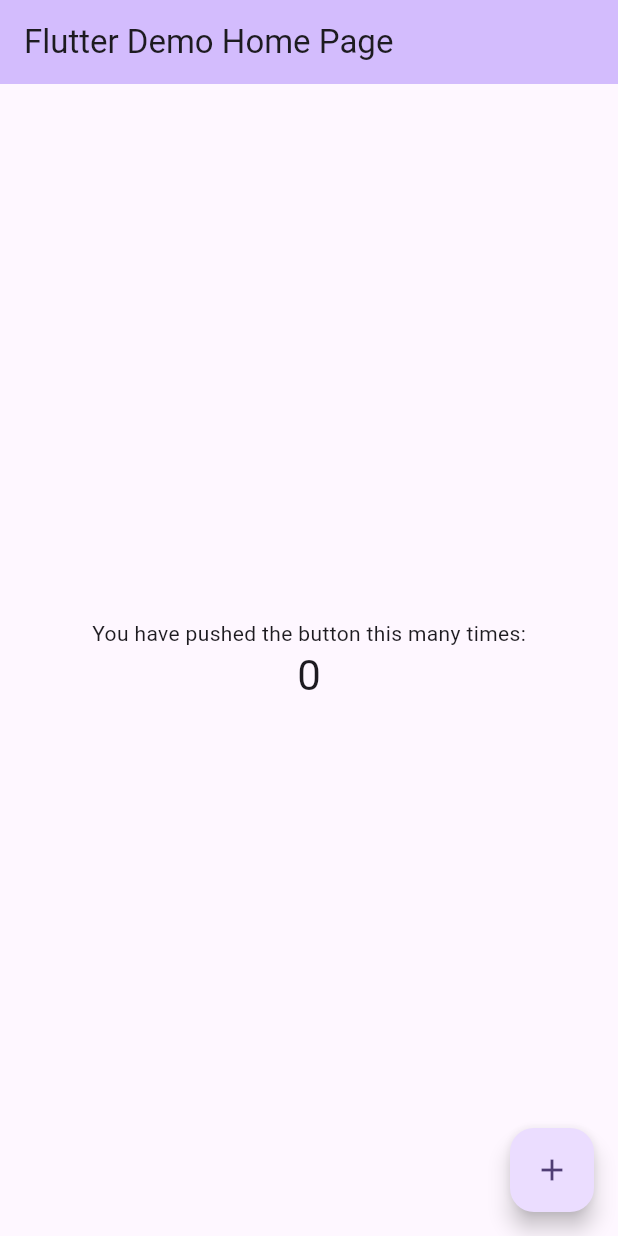
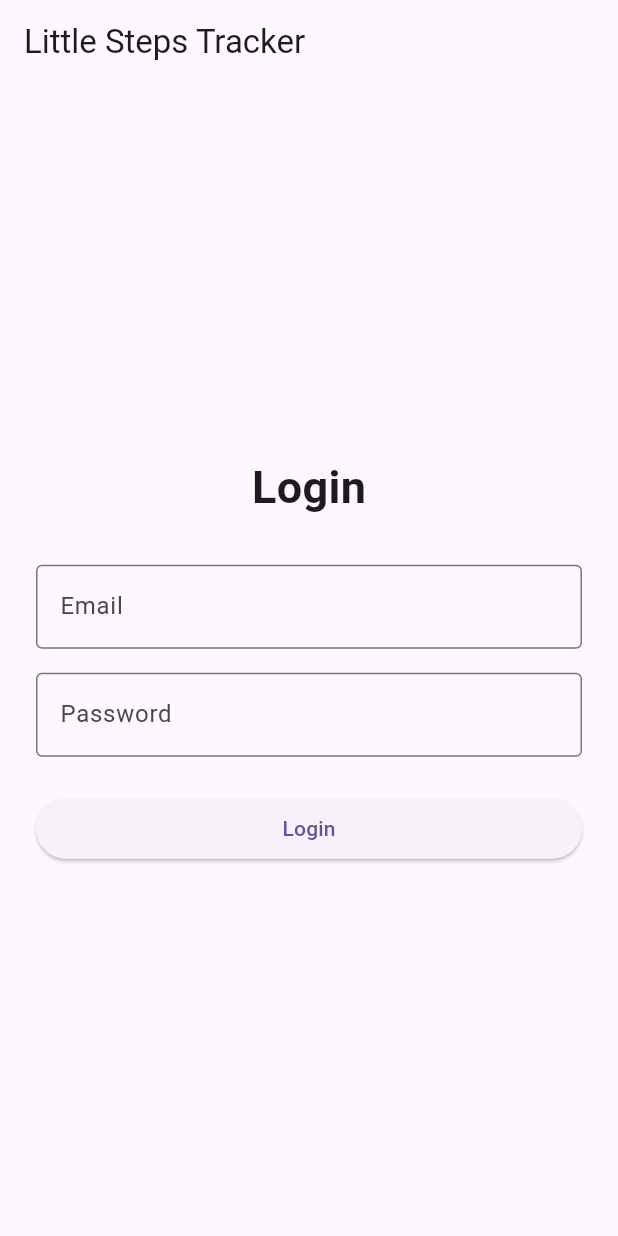
Before and after one commit to subha19012005/Little-Steps-Tracker-, a Flutter app: the screen it shows after launch, on a phone screen of 412 x 824 dp. Run offline on Flutter 3.47's test engine with Material 3 defaults, Android fonts, the phone set to English and light mode, and no system bars; our stand-ins replace firebase_auth, firebase_core; accounts and stored records are empty.

Commit message:
Add Firebase authentication and login flow

```diff
--- a/mobile/lib/main.dart
+++ b/mobile/lib/main.dart
@@ -1,122 +1,33 @@
+import 'package:firebase_core/firebase_core.dart';
 import 'package:flutter/material.dart';
 
-void main() {
-  runApp(const MyApp());
+import 'firebase_options.dart';
+import 'screens/login_screen.dart';
+import 'screens/home_screen.dart';
+
+Future<void> main() async {
+  WidgetsFlutterBinding.ensureInitialized();
+
+  await Firebase.initializeApp(
+    options: DefaultFirebaseOptions.currentPlatform,
+  );
+
+  runApp(const LittleStepsApp());
 }
 
-class MyApp extends StatelessWidget {
-  const MyApp({super.key});
+class LittleStepsApp extends StatelessWidget {
+  const LittleStepsApp({super.key});
 
-  // This widget is the root of your application.
   @override
   Widget build(BuildContext context) {
     return MaterialApp(
-      title: 'Flutter Demo',
-      theme: ThemeData(
-        // This is the theme of your application.
-        //
-        // TRY THIS: Try running your application with "flutter run". You'll see
-        // the application has a purple toolbar. Then, without quitting the app,
-        // try changing the seedColor in the colorScheme below to Colors.green
-        // and then invoke "hot reload" (save your changes or press the "hot
-        // reload" button in a Flutter-supported IDE, or press "r" if you used
-        // the command line to start the app).
-        //
-        // Notice that the counter didn't reset back to zero; the application
-        // state is not lost during the reload. To reset the state, use hot
-        // restart instead.
-        //
-        // This works for code too, not just values: Most code changes can be
-        // tested with just a hot reload.
-        colorScheme: .fromSeed(seedColor: Colors.deepPurple),
-      ),
-      home: const MyHomePage(title: 'Flutter Demo Home Page'),
+      debugShowCheckedModeBanner: false,
+      title: 'Little Steps Tracker',
+      initialRoute: '/login',
+      routes: {
+        '/login': (context) => const LoginScreen(),
+        '/home': (context) => const HomeScreen(),
+      },
     );
   }
 }
-
-class MyHomePage extends StatefulWidget {
-  const MyHomePage({super.key, required this.title});
-
-  // This widget is the home page of your application. It is stateful, meaning
-  // that it has a State object (defined below) that contains fields that affect
-  // how it looks.
-
-  // This class is the configuration for the state. It holds the values (in this
-  // case the title) provided by the parent (in this case the App widget) and
-  // used by the build method of the State. Fields in a Widget subclass are
-  // always marked "final".
-
-  final String title;
-
-  @override
-  State<MyHomePage> createState() => _MyHomePageState();
-}
-
-class _MyHomePageState extends State<MyHomePage> {
-  int _counter = 0;
-
-  void _incrementCounter() {
-    setState(() {
-      // This call to setState tells the Flutter framework that something has
-      // changed in this State, which causes it to rerun the build method below
-      // so that the display can reflect the updated values. If we changed
-      // _counter without calling setState(), then the build method would not be
-      // called again, and so nothing would appear to happen.
-      _counter++;
-    });
-  }
-
-  @override
-  Widget build(BuildContext context) {
-    // This method is rerun every time setState is called, for instance as done
-    // by the _incrementCounter method above.
-    //
-    // The Flutter framework has been optimized to make rerunning build methods
-    // fast, so that you can just rebuild anything that needs updating rather
-    // than having to individually change instances of widgets.
-    return Scaffold(
-      appBar: AppBar(
-        // TRY THIS: Try changing the color here to a specific color (to
-        // Colors.amber, perhaps?) and trigger a hot reload to see the AppBar
-        // change color while the other colors stay the same.
-        backgroundColor: Theme.of(context).colorScheme.inversePrimary,
-        // Here we take the value from the MyHomePage object that was created by
-        // the App.build method, and use it to set our appbar title.
-        title: Text(widget.title),
-      ),
-      body: Center(
-        // Center is a layout widget. It takes a single child and positions it
-        // in the middle of the parent.
-        child: Column(
-          // Column is also a layout widget. It takes a list of children and
-          // arranges them vertically. By default, it sizes itself to fit its
-          // children horizontally, and tries to be as tall as its parent.
-          //
-          // Column has various properties to control how it sizes itself and
-          // how it positions its children. Here we use mainAxisAlignment to
-          // center the children vertically; the main axis here is the vertical
-          // axis because Columns are vertical (the cross axis would be
-          // horizontal).
-          //
-          // TRY THIS: Invoke "debug painting" (choose the "Toggle Debug Paint"
-          // action in the IDE, or press "p" in the console), to see the
-          // wireframe for each widget.
-          mainAxisAlignment: .center,
-          children: [
-            const Text('You have pushed the button this many times:'),
-            Text(
-              '$_counter',
-              style: Theme.of(context).textTheme.headlineMedium,
-            ),
-          ],
-        ),
-      ),
-      floatingActionButton: FloatingActionButton(
-        onPressed: _incrementCounter,
-        tooltip: 'Increment',
-        child: const Icon(Icons.add),
-      ),
-    );
-  }
-}
--- /dev/null
+++ b/mobile/lib/screens/login_screen.dart
@@ -0,0 +1,121 @@
+import 'package:firebase_auth/firebase_auth.dart';
+import 'package:flutter/material.dart';
+
+class LoginScreen extends StatefulWidget {
+  const LoginScreen({super.key});
+
+  @override
+  State<LoginScreen> createState() => _LoginScreenState();
+}
+
+class _LoginScreenState extends State<LoginScreen> {
+  final emailController = TextEditingController();
+  final passwordController = TextEditingController();
+
+  bool isLoading = false;
+
+  Future<void> login() async {
+    setState(() {
+      isLoading = true;
+    });
+
+    try {
+      await FirebaseAuth.instance.signInWithEmailAndPassword(
+        email: emailController.text.trim(),
+        password: passwordController.text.trim(),
+      );
+
+      if (!mounted) return;
+
+      // Login successful → go to Home Screen
+      Navigator.pushReplacementNamed(context, '/home');
+    } on FirebaseAuthException catch (e) {
+      String message = 'Login failed';
+
+      if (e.code == 'user-not-found') {
+        message = 'No account found with this email.';
+      } else if (e.code == 'wrong-password') {
+        message = 'Incorrect password.';
+      } else if (e.code == 'invalid-credential') {
+        message = 'Invalid email or password.';
+      }
+
+      if (!mounted) return;
+
+      ScaffoldMessenger.of(context).showSnackBar(
+        SnackBar(content: Text(message)),
+      );
+    } finally {
+      if (mounted) {
+        setState(() {
+          isLoading = false;
+        });
+      }
+    }
+  }
+
+  @override
+  void dispose() {
+    emailController.dispose();
+    passwordController.dispose();
+    super.dispose();
+  }
+
+  @override
+  Widget build(BuildContext context) {
+    return Scaffold(
+      appBar: AppBar(
+        title: const Text('Little Steps Tracker'),
+      ),
+      body: Padding(
+        padding: const EdgeInsets.all(24),
+        child: Column(
+          mainAxisAlignment: MainAxisAlignment.center,
+          children: [
+            const Text(
+              'Login',
+              style: TextStyle(
+                fontSize: 30,
+                fontWeight: FontWeight.bold,
+              ),
+            ),
+
+            const SizedBox(height: 30),
+
+            TextField(
+              controller: emailController,
+              keyboardType: TextInputType.emailAddress,
+              decoration: const InputDecoration(
+                labelText: 'Email',
+                border: OutlineInputBorder(),
+              ),
+            ),
+
+            const SizedBox(height: 16),
+
+            TextField(
+              controller: passwordController,
+              obscureText: true,
+              decoration: const InputDecoration(
+                labelText: 'Password',
+                border: OutlineInputBorder(),
+              ),
+            ),
+
+            const SizedBox(height: 24),
+
+            SizedBox(
+              width: double.infinity,
+              child: ElevatedButton(
+                onPressed: isLoading ? null : login,
+                child: isLoading
+                    ? const CircularProgressIndicator()
+                    : const Text('Login'),
+              ),
+            ),
+          ],
+        ),
+      ),
+    );
+  }
+}
--- a/mobile/pubspec.yaml
+++ b/mobile/pubspec.yaml
@@ -34,6 +34,8 @@ dependencies:
   # The following adds the Cupertino Icons font to your application.
   # Use with the CupertinoIcons class for iOS style icons.
   cupertino_icons: ^1.0.8
+  firebase_core: ^4.15.0
+  firebase_auth: ^6.7.0
 
 dev_dependencies:
   flutter_test:
```
Also changed, not shown: mobile/lib/screens/home_screen.dart (added, +39 -0 lines), mobile/firebase.json (added), mobile/lib/firebase_options.dart (added), mobile/pubspec.lock, 7 other files.
